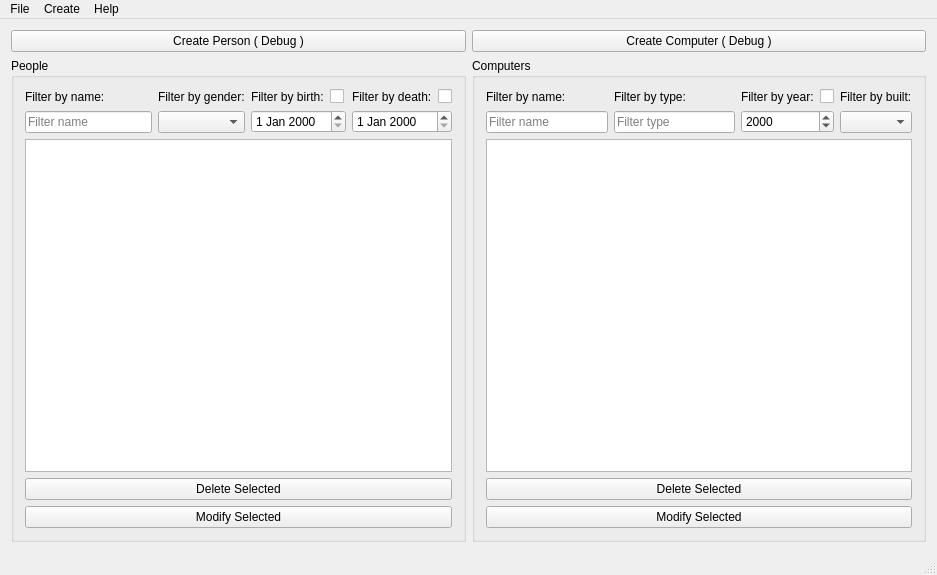
Qt form skilaverkefni3/ui/mainwindow.ui (Njallzzz/Skilaverkefni) before a commit.
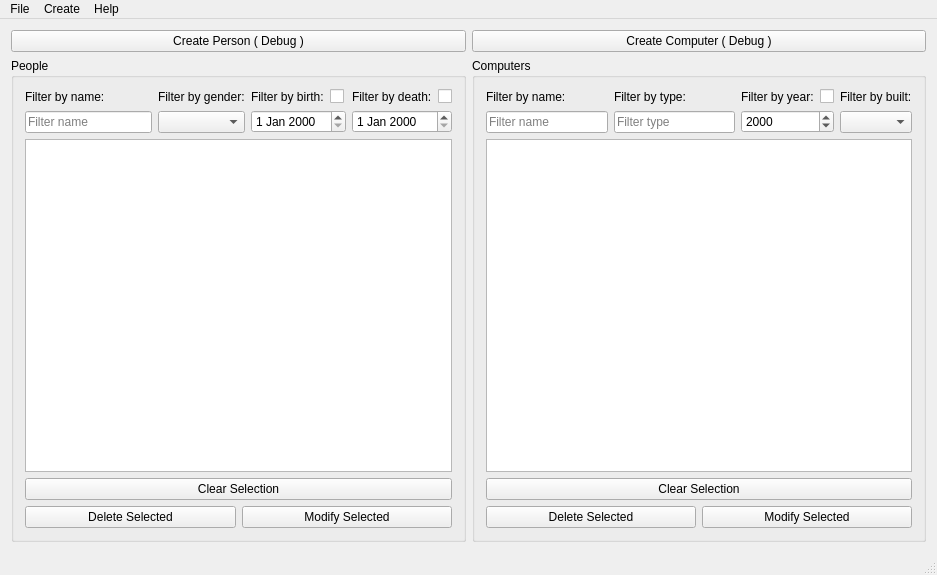
The same form after that commit.

Commit message: Added display relation in main and added clear selection buttons

Patch:
```diff
--- a/skilaverkefni3/ui/mainwindow.ui
+++ b/skilaverkefni3/ui/mainwindow.ui
@@ -135,6 +135,15 @@
           <widget class="QTableView" name="people_list"/>
          </item>
          <item>
+          <widget class="QPushButton" name="pushButton_clear_person">
+           <property name="text">
+            <string>Clear Selection</string>
+           </property>
+          </widget>
+         </item>
+         <item>
+          <layout class="QHBoxLayout" name="people_button_group">
+           <item>
           <widget class="QPushButton" name="pushButton_delete_person">
            <property name="text">
             <string>Delete Selected</string>
@@ -149,6 +158,8 @@
           </widget>
          </item>
         </layout>
+         </item>
+        </layout>
        </widget>
       </item>
       <item>
@@ -244,6 +255,15 @@
           <widget class="QTableView" name="computer_list"/>
          </item>
          <item>
+          <widget class="QPushButton" name="pushButton_clear_computer">
+           <property name="text">
+            <string>Clear Selection</string>
+           </property>
+          </widget>
+         </item>
+         <item>
+          <layout class="QHBoxLayout" name="computer_button_group">
+           <item>
           <widget class="QPushButton" name="pushButton_delete_computer">
            <property name="text">
             <string>Delete Selected</string>
@@ -256,6 +276,8 @@
             <string>Modify Selected</string>
            </property>
           </widget>
+           </item>
+          </layout>
          </item>
         </layout>
        </widget>
```
Lines whose indentation alone changed are shown as unchanged. The commit also changes 3 other files.
